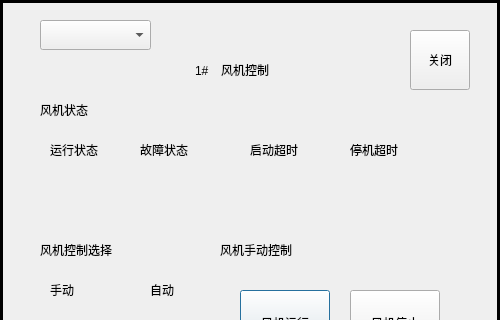
First picture: the form in Hqsw/fancontroldialog.ui, repository hqtecheptech/MagicPill, before the edit; both pictures show x 0 to 500 and y 0 to 320 of the 500 by 520 pixel window.
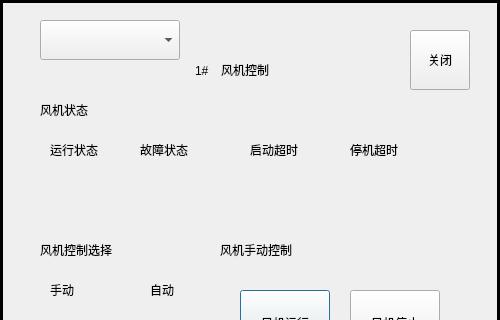
Second picture: the form after the edit. Custom widgets are drawn as their Qt base class.

Commit message: fix parse server data strValues issue.

```diff
--- a/Hqsw/fancontroldialog.ui
+++ b/Hqsw/fancontroldialog.ui
@@ -626,10 +626,15 @@
     <rect>
      <x>40</x>
      <y>20</y>
-     <width>111</width>
-     <height>30</height>
+     <width>140</width>
+     <height>40</height>
     </rect>
    </property>
+   <property name="font">
+    <font>
+     <pointsize>20</pointsize>
+    </font>
+   </property>
   </widget>
   <widget class="QLabel" name="label_24">
    <property name="enabled">
```
The commit also changes 1 other file.
